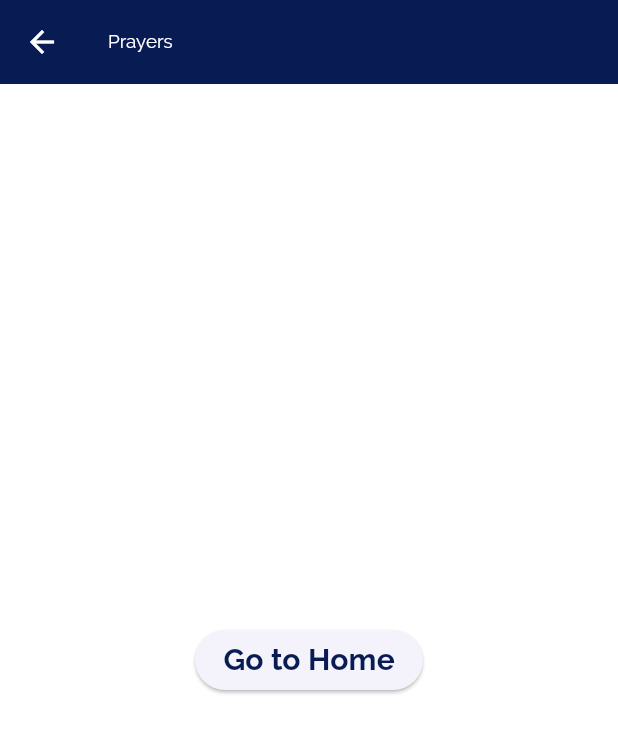
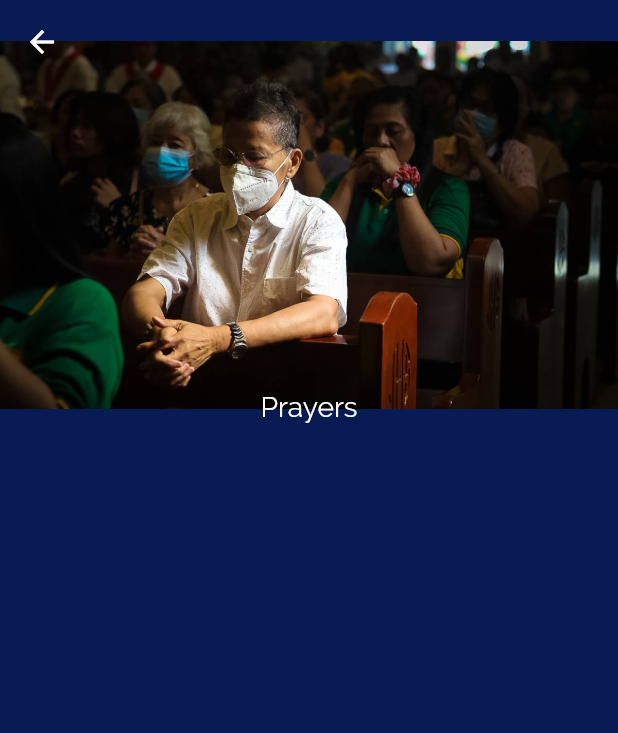
Before and after one commit to mriakshmruy/Sampiro, a Flutter app: the PrayersView screen opened directly, on a phone screen of 412 x 824 dp. Shown: the top 733 px of the screen. Run offline on Flutter 3.47's test engine with Material 3 defaults, Android fonts, the light colour scheme and no system bars; our stand-ins replace auto_route, bloc, cloud_firestore, flutter_bloc, flutter_svg, freezed_annotation and 4 more; accounts and stored records are empty; generated files the repository leaves out were written again.

Commit message:
Modify prayers view

```diff
--- a/lib/features/prayers/presentation/widgets/prayers_view.dart
+++ b/lib/features/prayers/presentation/widgets/prayers_view.dart
@@ -1,5 +1,6 @@
 import 'package:auto_route/auto_route.dart';
 import 'package:flutter/material.dart';
+import 'package:sampiro/core/resources/assets.gen.dart';
 import 'package:sampiro/core/routes/app_router.dart';
 import 'package:sampiro/l10n/l10n.dart';
 
@@ -11,19 +12,18 @@ class PrayersView extends StatelessWidget {
     final l10n = context.l10n;
     final theme = Theme.of(context);
     return Scaffold(
-      appBar: AppBar(
-        title: Text(
-          l10n.prayers,
-          style: theme.textTheme.titleLarge?.copyWith(color: theme.colorScheme.surface),
-        ),
-      ),
-      body: Center(
-        child: ElevatedButton(
-          onPressed: () {
-            context.replaceRoute(const HomeRoute());
-          },
-          child: Text(l10n.goToHome),
-        ),
+      backgroundColor: theme.colorScheme.primary,
+      body: CustomScrollView(
+        slivers: [
+          SliverAppBar(
+            expandedHeight: 300,
+            flexibleSpace: FlexibleSpaceBar(
+              centerTitle: true,
+              background: Assets.images.headerPrayers.image(),
+              title: const Text('Prayers'),
+            ),
+          ),
+        ],
       ),
     );
   }
```
